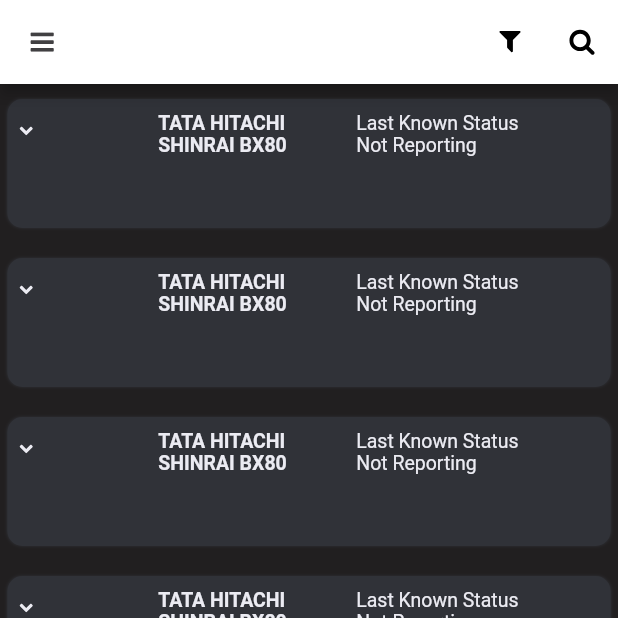
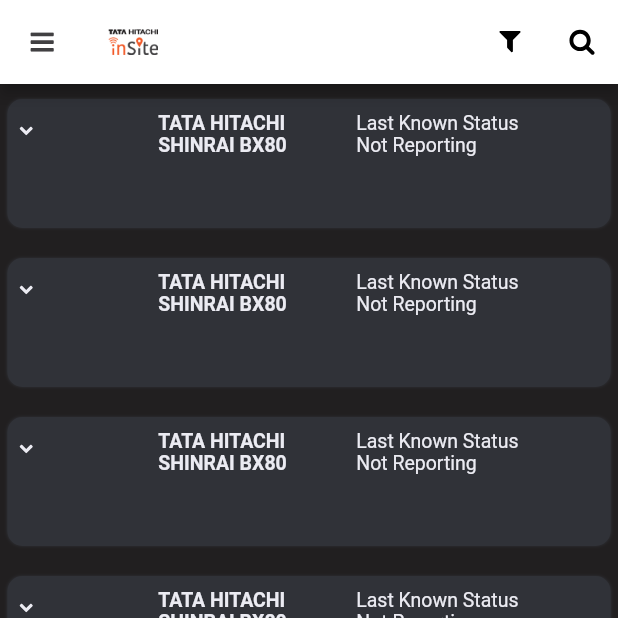
Before and after one commit to madhurapandiyan/insite, a Flutter app: the screen it shows after launch, on a phone screen of 412 x 824 dp, the top half of it. Run offline on Flutter 3.47's test engine with Material 2 defaults, Android fonts, the phone set to English and light mode, and no system bars; our stand-ins replace cookie_jar, dio, dio_cookie_manager, equatable, flutter_svg, get_it and 5 more; generated files the repository leaves out were written again.

Commit message:
app bar image inserted for all screens

```diff
--- a/lib/assetlist/listitems.dart
+++ b/lib/assetlist/listitems.dart
@@ -20,6 +20,7 @@
               onPressed: () {
                 print("button is tapped");
               }),
+              title: appLogo,
           actions: [
             new IconButton(
               icon: SvgPicture.asset("assets/images/filter.svg"),
@@ -39,15 +40,18 @@
                     itemCount: transportlist.length,
                     shrinkWrap: true,
                     physics: ClampingScrollPhysics(),
-                  itemBuilder: (context,index){
+                    itemBuilder: (context, index) {
                       return Container(
-        margin: EdgeInsets.symmetric(vertical: 10.0, horizontal: 5.0),
+                          margin: EdgeInsets.symmetric(
+                              vertical: 10.0, horizontal: 5.0),
                           width: 387,
                           height: 86,
                           //color: cardcolor,
                           decoration: BoxDecoration(
                             borderRadius: BorderRadius.circular(10.0),
-          boxShadow: [new BoxShadow(blurRadius: 1.0, color: cardcolor)],
+                            boxShadow: [
+                              new BoxShadow(blurRadius: 1.0, color: cardcolor)
+                            ],
                             border: Border.all(width: 2.5, color: cardcolor),
                             shape: BoxShape.rectangle,
                           ),
@@ -57,38 +61,47 @@
                                 child: Column(
                                   children: [
                                     Row(
-                    crossAxisAlignment: CrossAxisAlignment.start,
-                    children:[
+                                      crossAxisAlignment:
+                                          CrossAxisAlignment.start,
+                                      children: [
                                         Stack(children: [
                                           Padding(
                                             padding: EdgeInsets.only(
-                              bottom: 55, top: 15, left: 5, right: 12),
-                          child:
-                              SvgPicture.asset(transportlist[index].arrowimage),
+                                                bottom: 55,
+                                                top: 15,
+                                                left: 5,
+                                                right: 12),
+                                            child: SvgPicture.asset(
+                                                transportlist[index]
+                                                    .arrowimage),
                                           ),
                                           Padding(
-                          padding:
-                              const EdgeInsets.only(left: 98.0, bottom: 43.0,top: 6.0),
+                                            padding: const EdgeInsets.only(
+                                                left: 98.0,
+                                                bottom: 43.0,
+                                                top: 6.0),
                                             child: new Text(
-                           transportlist[index].title,style: new TextStyle(
-                             fontSize:13.0,
+                                              transportlist[index].title,
+                                              style: new TextStyle(
+                                                  fontSize: 13.0,
                                                   fontFamily: 'Roboto',
-                             fontWeight:FontWeight.w700,
+                                                  fontWeight: FontWeight.w700,
                                                   fontStyle: FontStyle.normal,
-                             color: textcolor
-                           ),
+                                                  color: textcolor),
                                             ),
                                           ),
                                           Padding(
-                          child: new Text(transportlist[index].status,style:
-                          new TextStyle(
-                             fontSize:13.0,
+                                            child: new Text(
+                                              transportlist[index].status,
+                                              style: new TextStyle(
+                                                  fontSize: 13.0,
                                                   fontFamily: 'Roboto',
-                             fontWeight:FontWeight.w400,
+                                                  fontWeight: FontWeight.w400,
                                                   fontStyle: FontStyle.normal,
-                             color: textcolor
-                           ),),
-                          padding: EdgeInsets.only(left: 230,top: 6.0),
+                                                  color: textcolor),
+                                            ),
+                                            padding: EdgeInsets.only(
+                                                left: 230, top: 6.0),
                                           )
                                         ]),
                                       ],
@@ -97,9 +110,7 @@
                                 ),
                               )
                             ],
-        )
-        );
-
+                          ));
                     })
               ],
             ),
@@ -107,4 +118,9 @@
         ));
   }
 
+  Image appLogo = new Image(
+      image: new ExactAssetImage("assets/images/hitachi.png"),
+      height: 65.75,
+      width: 33.21,
+      alignment: FractionalOffset.center);
 }
--- a/lib/core/router.dart
+++ b/lib/core/router.dart
@@ -4,6 +4,7 @@
 import 'package:insite/assetlist/listitems.dart' as view0;
 import 'package:insite/core/router_constants.dart';
 import 'package:insite/dashboard/homedash.dart' as view0;
+import 'package:insite/tab/tabpage.dart' as view0;
 
 import 'package:insite/views/splash/splash_view.dart' as view0;
 
@@ -16,6 +17,8 @@
         return MaterialPageRoute(builder: (_)=>view0.HomeDash());
         case assetViewRoute:
         return MaterialPageRoute(builder: (_)=>view0.AssetList());
+        case tabViewRoute:
+        return MaterialPageRoute(builder:(_)=>view0.TabPage());
       default:
         return MaterialPageRoute(
           builder: (_) => Scaffold(
--- a/lib/core/router_constants.dart
+++ b/lib/core/router_constants.dart
@@ -3,3 +3,4 @@
 const String splashViewRoute = 'splashViewRoute';
 const String dashViewRoute='dashViewRoute';
 const String assetViewRoute='assetViewRoute';
+const String tabViewRoute='tabViewRoute';
--- a/pubspec.yaml
+++ b/pubspec.yaml
@@ -48,6 +48,7 @@
     - assets/images/noti.svg
     - assets/images/arrowdown.svg
     - assets/images/filter.svg
+    - assets/images/hitachi.png
 
 
 
```
Also changed, not shown: lib/dashboard/homedash.dart (+9 -0 lines), lib/tab/tabpage.dart (added, +30 -0 lines), assets/images/hitachi.png (added), assets/images/hitachi.svg (deleted). Lines whose indentation alone changed are shown as unchanged.
